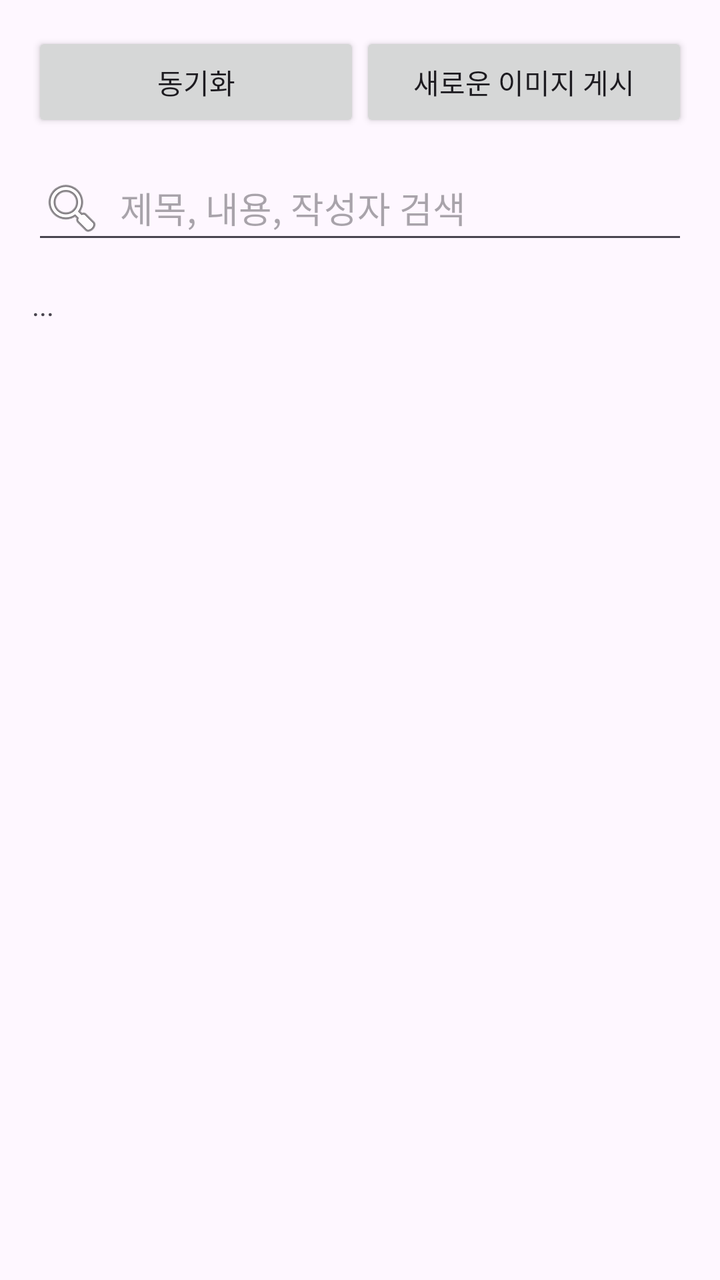
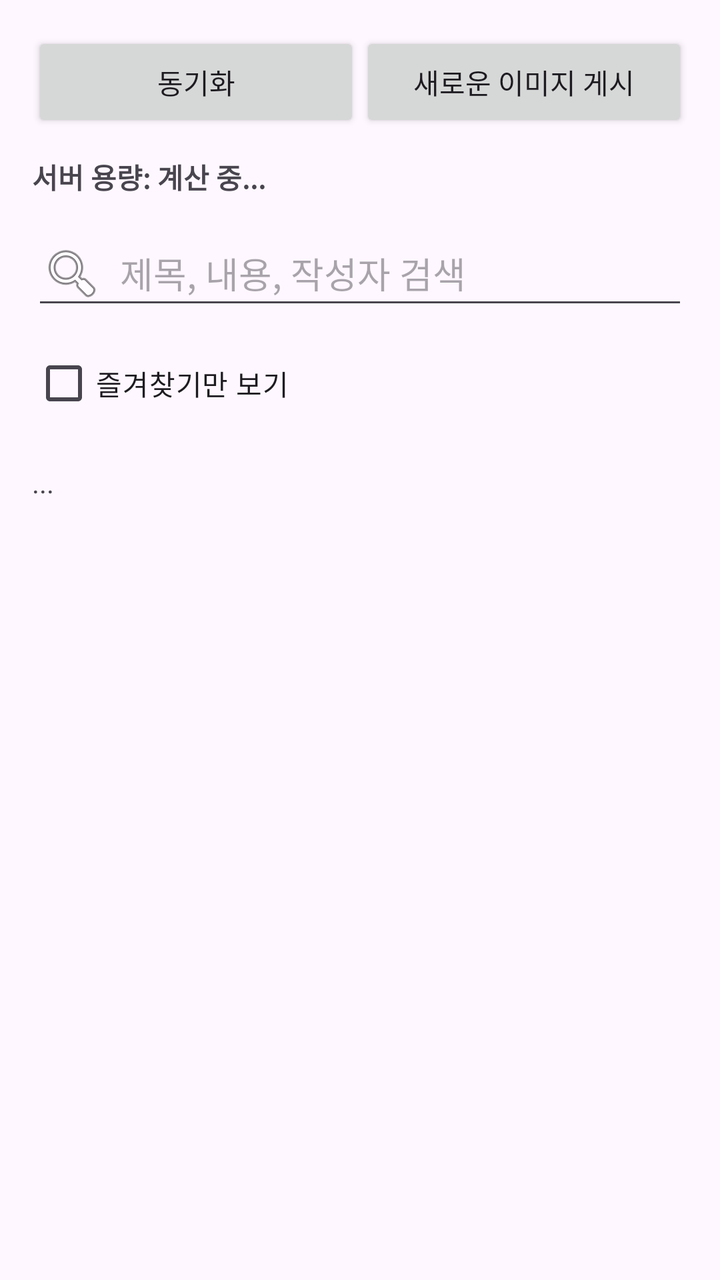

Compare the two renders of this Android layout. The source of the first and the diff that turns it into the second are given below.
<!-- AndroidManifest.xml: activity theme Theme.PhotoViewer -->
<!-- res/layout/activity_main.xml -->
<LinearLayout xmlns:android="http://schemas.android.com/apk/res/android"
    android:orientation="vertical"
    android:layout_width="match_parent"
    android:layout_height="match_parent"
    android:padding="16dp">



    
    <LinearLayout
        android:orientation="horizontal"
        android:layout_width="match_parent"
        android:layout_height="wrap_content"
        android:gravity="center">

        <Button
            android:id="@+id/btn_load"
            android:layout_width="0dp"
            android:layout_height="50dp"
            android:layout_weight="1"
            android:onClick="onClickDownload"
            android:text="동기화" />

        <Button
            android:id="@+id/btn_save"
            android:layout_width="0dp"
            android:layout_height="50dp"
            android:layout_weight="1"
            android:onClick="onClickUpload"
            android:text="새로운 이미지 게시" />
    </LinearLayout>

    <EditText
        android:id="@+id/editSearch"
        android:layout_width="match_parent"
        android:layout_height="wrap_content"
        android:layout_marginTop="12dp"
        android:hint="제목, 내용, 작성자 검색"
        android:imeOptions="actionSearch"
        android:singleLine="true"
        android:drawableStart="@android:drawable/ic_menu_search"
        android:drawablePadding="8dp"/>

    <TextView
        android:id="@+id/textView"
        android:layout_width="match_parent"
        android:layout_height="wrap_content"
        android:text="..."
        android:layout_marginTop="16dp" />

    <androidx.recyclerview.widget.RecyclerView
        android:id="@+id/recyclerView"
        android:layout_width="match_parent"
        android:layout_height="0dp"
        android:layout_marginTop="16dp"
        android:layout_weight="1"
        android:orientation="vertical" />
</LinearLayout>
<!-- resources referenced by this layout -->
<resources>
  <style name="Theme.PhotoViewer" parent="Base.Theme.PhotoViewer" />
  <style name="Base.Theme.PhotoViewer" parent="Theme.Material3.DayNight.NoActionBar">
          
          
      </style>
</resources>

<!-- the commit's change to res/layout/activity_main.xml (unified diff, before → after) -->
@@ -30,6 +30,14 @@
             android:text="새로운 이미지 게시" />
     </LinearLayout>
 
+    <TextView
+        android:id="@+id/textStorageInfo"
+        android:layout_width="match_parent"
+        android:layout_height="wrap_content"
+        android:layout_marginTop="12dp"
+        android:text="서버 용량: 계산 중..."
+        android:textStyle="bold" />
+
     <EditText
         android:id="@+id/editSearch"
         android:layout_width="match_parent"
@@ -40,6 +48,13 @@
         android:singleLine="true"
         android:drawableStart="@android:drawable/ic_menu_search"
         android:drawablePadding="8dp"/>
+
+    <CheckBox
+        android:id="@+id/checkFavoritesOnly"
+        android:layout_width="wrap_content"
+        android:layout_height="wrap_content"
+        android:layout_marginTop="8dp"
+        android:text="즐겨찾기만 보기" />
 
     <TextView
         android:id="@+id/textView"
